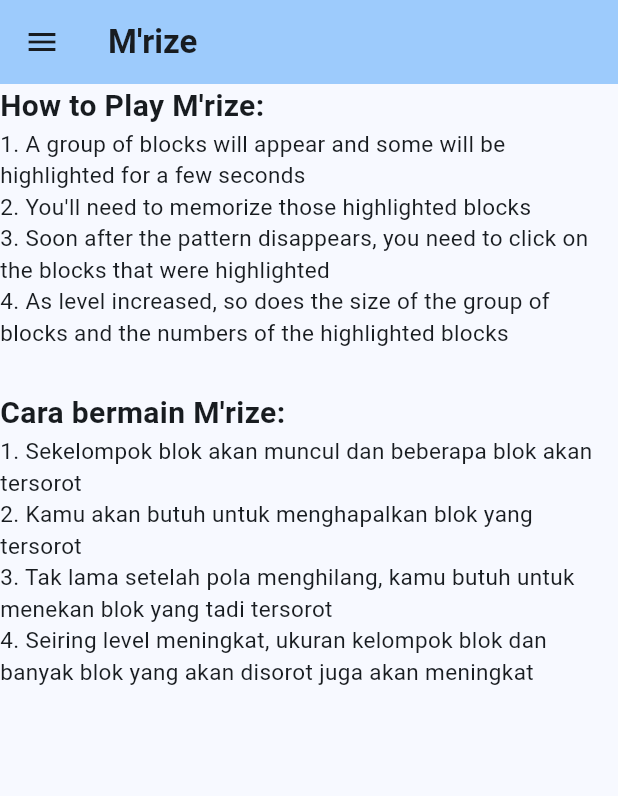
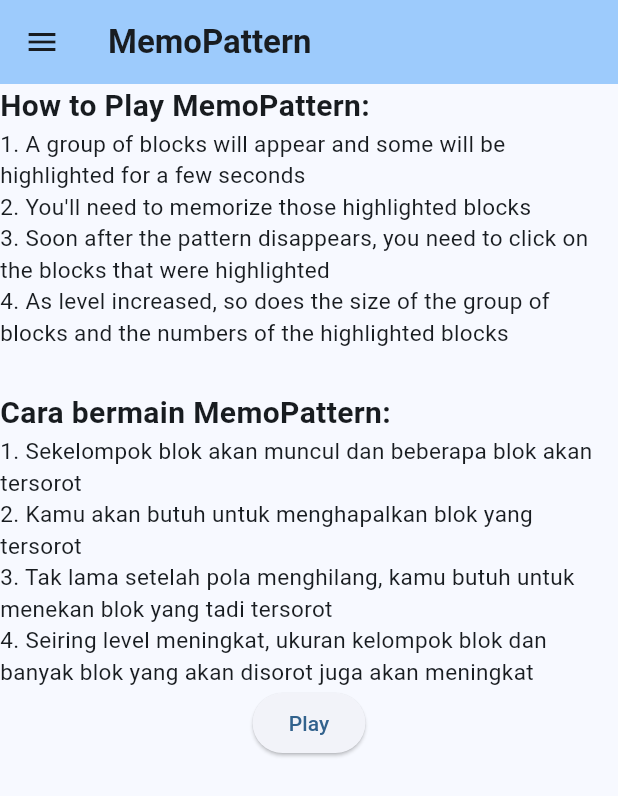
Before and after one commit to raransyw/projectutsET, a Flutter app: the screen it shows after launch, after a tap on "Login", on a phone screen of 412 x 824 dp. Shown: the top 796 px of the screen. Run offline on Flutter 3.47's test engine with Material 3 defaults, Android fonts, the phone set to English and light mode, and no system bars; our stand-ins replace shared_preferences; network calls fail; Roboto replaces fonts that are missing (Georgia).

Commit message:
Leaderboard, home, and minor layout modified

```diff
--- a/lib/main.dart
+++ b/lib/main.dart
@@ -4,6 +4,8 @@
 import 'package:projectuts/screen/login.dart';
 import 'package:shared_preferences/shared_preferences.dart';
 import 'package:projectuts/screen/game.dart';
+
+String active_user = "";
 
 void main() {
   runApp(const MyApp());
@@ -16,7 +18,7 @@
   @override
   Widget build(BuildContext context) {
     return MaterialApp(
-      title: "M'rize Game",
+      title: "MemoPattern Game",
       theme: ThemeData(
         // This is the theme of your application.
         //
@@ -68,7 +70,7 @@
     if (username != null && username.isNotEmpty) {
       Navigator.of(context).pushReplacement(
         MaterialPageRoute(
-            builder: (context) => const MyHomePage(title: "M'rize")),
+            builder: (context) => const MyHomePage(title: "MemoPattern")),
       );
     } else {
       Navigator.of(context).pushReplacement(
@@ -117,6 +119,7 @@
     setState(() {
       _username =
           prefs.getString('username') ?? "player"; // Set default username
+      active_user = _username;
     });
   }
 
@@ -137,7 +140,7 @@
         // Here we take the value from the MyHomePage object that was created by
         // the App.build method, and use it to set our appbar title.
         title: const Text(
-          "M'rize",
+          "MemoPattern",
           style: TextStyle(
             fontWeight: FontWeight.bold,
           ),
@@ -160,12 +163,12 @@
                 onTap: () {
                   Navigator.popAndPushNamed(context, "leaderboard");
                 }),
-            ListTile(
+            /*ListTile(
                 title: const Text("Start Game"),
                 leading: const Icon(Icons.play_arrow),
                 onTap: () {
                   Navigator.pushNamed(context, 'game');
-                }),
+                }),*/
             ListTile(
                 title: const Text("Logout "),
                 leading: const Icon(Icons.logout),
--- a/lib/screen/game.dart
+++ b/lib/screen/game.dart
@@ -200,7 +200,8 @@
 
     return Scaffold(
       appBar: AppBar(
-        title: const Text("MemoPattern Game"),
+        title: const Text("MemoPattern"),
+        backgroundColor: Theme.of(context).colorScheme.inversePrimary,
       ),
       body: Column(
         children: [
--- a/lib/screen/home.dart
+++ b/lib/screen/home.dart
@@ -1,4 +1,5 @@
 import 'package:flutter/material.dart';
+import 'package:projectuts/screen/game.dart';
 
 class Home extends StatelessWidget {
   const Home({super.key});
@@ -11,7 +12,7 @@
         Container(
             alignment: Alignment.centerLeft,
             child: const Text(
-              "How to Play M'rize: ",
+              "How to Play MemoPattern: ",
               style: TextStyle(fontSize: 20, fontWeight: FontWeight.bold),
             )),
         Container(
@@ -23,7 +24,7 @@
         Container(
             alignment: Alignment.centerLeft,
             child: const Text(
-              "\nCara bermain M'rize: ",
+              "\nCara bermain MemoPattern: ",
               style: TextStyle(fontSize: 20, fontWeight: FontWeight.bold),
             )),
         Container(
@@ -32,6 +33,15 @@
               "1. Sekelompok blok akan muncul dan beberapa blok akan tersorot \n2. Kamu akan butuh untuk menghapalkan blok yang tersorot \n3. Tak lama setelah pola menghilang, kamu butuh untuk menekan blok yang tadi tersorot \n4. Seiring level meningkat, ukuran kelompok blok dan banyak blok yang akan disorot juga akan meningkat",
               style: TextStyle(fontSize: 15),
             )),
+       ElevatedButton(
+              onPressed: () {
+                Navigator.push(
+                  context,
+                  MaterialPageRoute(builder: (context) => const Game()),
+                );
+              },
+              child: const Text("Play"),
+            ),
       ]),
     ));
   }
--- a/lib/screen/login.dart
+++ b/lib/screen/login.dart
@@ -21,7 +21,7 @@
     // Setelah login, navigasi ke layar utama
     Navigator.of(context).pushReplacement(
       MaterialPageRoute(
-          builder: (context) => const MyHomePage(title: "M'rize")),
+          builder: (context) => const MyHomePage(title: "MemoPattern")),
     );
   }
 
@@ -30,6 +30,7 @@
     return Scaffold(
       appBar: AppBar(
         title: const Text('Login'),
+        backgroundColor: Theme.of(context).colorScheme.inversePrimary,
       ),
       body: Center(
         child: Container(
```
Also changed, not shown: lib/screen/leaderboard.dart (+161 -4 lines), lib/screen/result.dart (+28 -2 lines).
